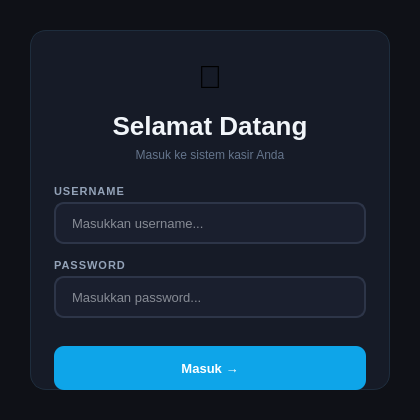
Qt form Login.ui (andriefendy26/Desktop-Based-Cashier-Application) before a commit.
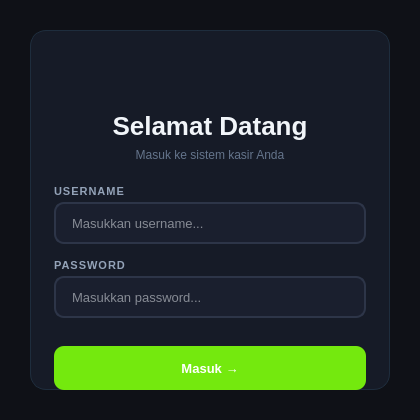
The same form after that commit. Icons and pictures are not drawn.

Patch:
```diff
--- a/Login.ui
+++ b/Login.ui
@@ -62,7 +62,7 @@
     color: #f1f5f9;
     font-family: "Segoe UI";
     font-size: 13px;
-    selection-background-color: #38bdf8;
+    selection-background-color: #383bf8;
 }
 
 QLineEdit:focus {
@@ -75,7 +75,7 @@
 }
 
 QPushButton#masuk {
-    background-color: #0ea5e9;
+    background-color: #74e90e;
     color: #ffffff;
     border: none;
     border-radius: 10px;
@@ -117,7 +117,11 @@
     <!-- Icon placeholder / brand mark -->
     <widget class="QLabel" name="label_icon">
      <property name="geometry"><rect><x>155</x><y>22</y><width>50</width><height>50</height></rect></property>
-     <property name="text"><string>🏪</string></property>
+        <property name="text"><string/></property>
+        <property name="pixmap">
+         <pixmap>/Users/andriefendy/MyProject/Desktop-Based-Cashier-Application/Logo.png</pixmap>
+        </property>
+        <property name="scaledContents"><bool>true</bool></property>
      <property name="styleSheet"><string notr="true">font-size: 32px; background: transparent;</string></property>
      <property name="alignment"><set>Qt::AlignCenter</set></property>
     </widget>
```
